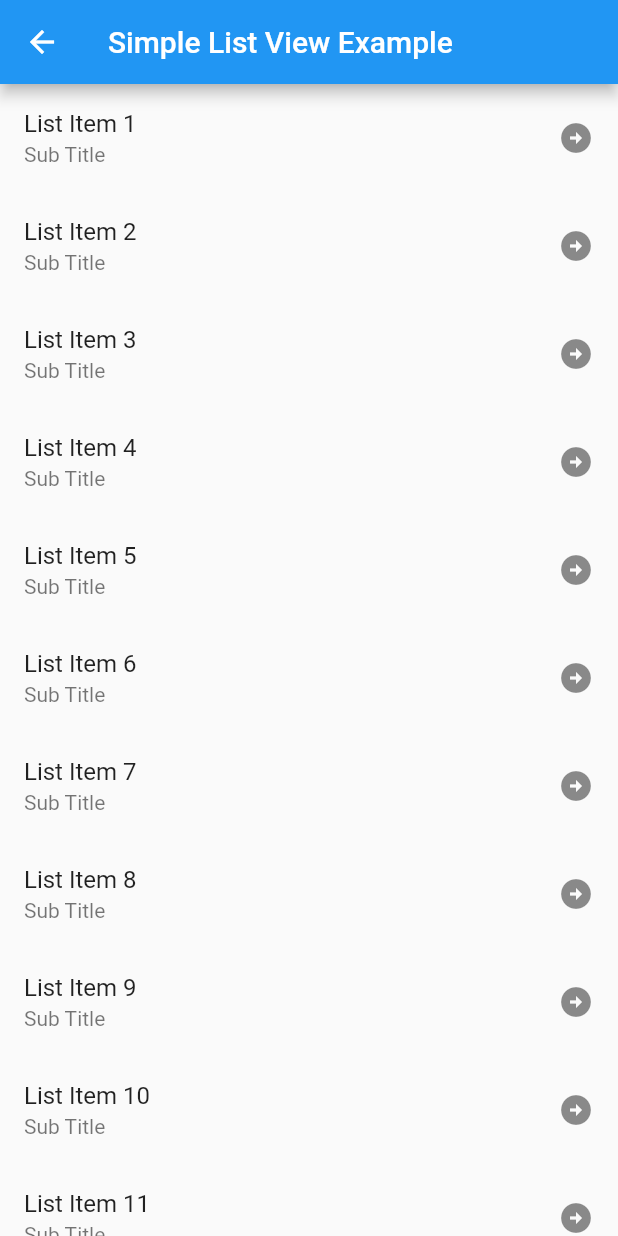
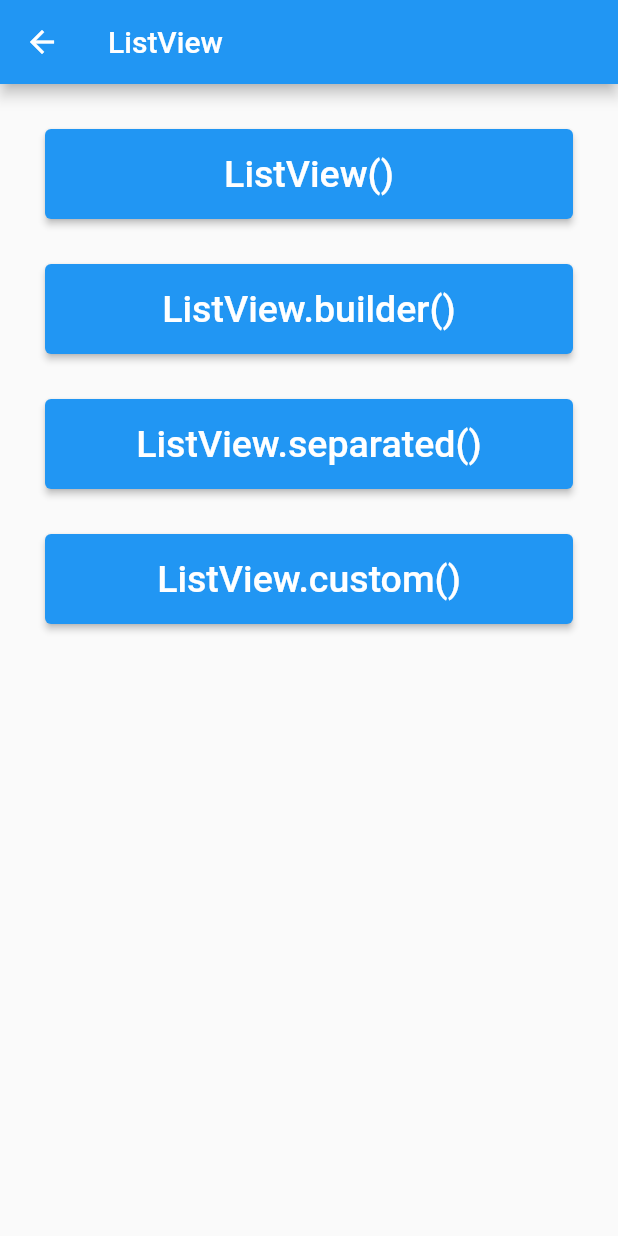
Before and after one commit to oussemanaffetyy/ListView-GridView-Flutter, a Flutter app: the screen it shows after launch, after a tap on "ListView Exemple", on a phone screen of 412 x 824 dp. Run offline on Flutter 3.47's test engine with Material 2 defaults, Android fonts, the light colour scheme and no system bars; network calls fail.

Commit message:
listview init

```diff
--- a/lib/Pages/ListView/ListViewBuilder_page.dart
+++ b/lib/Pages/ListView/MyListViewBuilderPage.dart
@@ -1,7 +1,7 @@
 import 'package:flutter/material.dart';
 
-class ListViewBuilder extends StatelessWidget {
-  ListViewBuilder({ Key? key }) : super(key: key);
+class MyListViewBuilder extends StatelessWidget {
+  MyListViewBuilder({ Key? key }) : super(key: key);
  final List<String> picturesUrl = <String>[
    'https://cdn.pixabay.com/photo/2022/02/03/18/49/blossoms-6991112_1280.jpg',
    'https://cdn.pixabay.com/photo/2022/02/03/18/49/blossoms-6991112_1280.jpg',
@@ -18,7 +18,7 @@ class ListViewBuilder extends StatelessWidget {
   Widget build(BuildContext context) {
     return Scaffold(
       appBar: AppBar(
-        title: Text("List View Builder Example"),
+        title: Text("List View Builder "),
       ),
       body: ListView.builder(
         padding: EdgeInsets.all(8),
--- a/lib/Pages/ListView_page.dart
+++ b/lib/Pages/ListView_page.dart
@@ -1,96 +1,86 @@
 import 'package:flutter/material.dart';
+import 'ListView/MyListViewPage.dart';
+import 'ListView/MyListViewBuilderPage.dart';
+import 'ListView/MyListViewCustomPage.dart';
+import 'ListView/MyListViewSeparatedPage.dart';
 
-class ListViewTest extends StatefulWidget {
+class MyListViewConstructorsPage extends StatefulWidget {
+  MyListViewConstructorsPage();
 
   @override
- _ListViewTestState  createState() => new _ListViewTestState();
+  _MyListViewConstructorsPage createState() =>
+      _MyListViewConstructorsPage();
 }
 
-class _ListViewTestState extends State<ListViewTest> {
+class _MyListViewConstructorsPage
+    extends State<MyListViewConstructorsPage> {
   @override
   Widget build(BuildContext context) {
-     return Scaffold(
-      appBar: AppBar(
-        title: Text("Simple List View Example"),
-      ),
-      body: ListView(
-        children: const [
-          ListTile(
-            trailing: Icon(Icons.arrow_circle_right),
-            subtitle: Text("Sub Title"),
-            title: Text("List Item 1"),
-          ),
-          ListTile(
-            trailing: Icon(Icons.arrow_circle_right),
-            subtitle: Text("Sub Title"),
-            title: Text("List Item 2"),
-          ),
-          ListTile(
-            trailing: Icon(Icons.arrow_circle_right),
-            subtitle: Text("Sub Title"),
-            title: Text("List Item 3"),
-          ),
-          ListTile(
-            trailing: Icon(Icons.arrow_circle_right),
-            subtitle: Text("Sub Title"),
-            title: Text("List Item 4"),
-          ),
-          ListTile(
-            trailing: Icon(Icons.arrow_circle_right),
-            subtitle: Text("Sub Title"),
-            title: Text("List Item 5"),
-          ),
-          ListTile(
-            trailing: Icon(Icons.arrow_circle_right),
-            subtitle: Text("Sub Title"),
-            title: Text("List Item 6"),
-          ),
-          ListTile(
-            trailing: Icon(Icons.arrow_circle_right),
-            subtitle: Text("Sub Title"),
-            title: Text("List Item 7"),
-          ),
-          ListTile(
-            trailing: Icon(Icons.arrow_circle_right),
-            subtitle: Text("Sub Title"),
-            title: Text("List Item 8"),
-          ),
-          ListTile(
-            trailing: Icon(Icons.arrow_circle_right),
-            subtitle: Text("Sub Title"),
-            title: Text("List Item 9"),
-          ),
-          ListTile(
-            trailing: Icon(Icons.arrow_circle_right),
-            subtitle: Text("Sub Title"),
-            title: Text("List Item 10"),
-          ),
-          ListTile(
-            trailing: Icon(Icons.arrow_circle_right),
-            subtitle: Text("Sub Title"),
-            title: Text("List Item 11"),
-          ),
-          ListTile(
-            trailing: Icon(Icons.arrow_circle_right),
-            subtitle: Text("Sub Title"),
-            title: Text("List Item 12"),
-          ),
-          ListTile(
-            trailing: Icon(Icons.arrow_circle_right),
-            subtitle: Text("Sub Title"),
-            title: Text("List Item 13"),
-          ),
-          ListTile(
-            trailing: Icon(Icons.arrow_circle_right),
-            subtitle: Text("Sub Title"),
-            title: Text("List Item 14"),
-          ),
-          ListTile(
-            trailing: Icon(Icons.arrow_circle_right),
-            subtitle: Text("Sub Title"),
-            title: Text("List Item 15"),
-          )
-        ],
+    return Scaffold(
+      appBar: AppBar(title: Text('ListView')),
+      body: Container(
+        margin: EdgeInsets.only(top: 15),
+        child: Column(
+          crossAxisAlignment: CrossAxisAlignment.center,
+          children: [
+            Container(
+                width: double.infinity,
+                height: 60,
+                margin: EdgeInsets.symmetric(horizontal: 30, vertical: 15),
+                child: ElevatedButton(
+                  child: Text('ListView()',
+                      style: TextStyle(color: Colors.white, fontSize: 25)),
+                  onPressed: () {
+                    Navigator.push(
+                        context,
+                        MaterialPageRoute(
+                            builder: (context) => MyListViewBuilder()));
+                  },
+                )),
+            Container(
+                width: double.infinity,
+                height: 60,
+                margin: EdgeInsets.symmetric(horizontal: 30, vertical: 15),
+                child: ElevatedButton(
+                  child: Text('ListView.builder()',
+                      style: TextStyle(color: Colors.white, fontSize: 25)),
+                  onPressed: () {
+                    Navigator.push(
+                        context,
+                        MaterialPageRoute(
+                            builder: (context) => MyListViewBuilder()));
+                  },
+                )),
+            Container(
+                width: double.infinity,
+                height: 60,
+                margin: EdgeInsets.symmetric(horizontal: 30, vertical: 15),
+                child: ElevatedButton(
+                  child: Text('ListView.separated()',
+                      style: TextStyle(color: Colors.white, fontSize: 25)),
+                  onPressed: () {
+                    Navigator.push(
+                        context,
+                        MaterialPageRoute(
+                            builder: (context) => MyListViewBuilder()));
+                  },
+                )),
+            Container(
+                width: double.infinity,
+                height: 60,
+                margin: EdgeInsets.symmetric(horizontal: 30, vertical: 15),
+                child: ElevatedButton(
+                  child: Text('ListView.custom()',
+                      style: TextStyle(color: Colors.white, fontSize: 25)),
+                  onPressed: () {
+                    Navigator.push(
+                        context,
+                        MaterialPageRoute(
+                            builder: (context) => MyListViewBuilder()));
+                  },
+                )),
+          ],
+        ),
       ),
     );
   }
--- a/lib/Pages/home_page.dart
+++ b/lib/Pages/home_page.dart
@@ -28,14 +28,16 @@ class _HomePageState extends State<HomePage> {
                 height: 60,
                 margin: EdgeInsets.symmetric(horizontal: 30, vertical: 15),
                 child: ElevatedButton(
+
                   onPressed: () {
                     Navigator.push(
                         context,
                         MaterialPageRoute(
-                            builder: (context) => ListViewTest()));
+                            builder: (context) => MyListViewConstructorsPage()));
                   },
-                  child: new Text(
+                  child:  Text(
                     "ListView Exemple",
+                    style: TextStyle(color: Colors.white, fontSize: 25)
                   ),
                 ),
               ),
@@ -52,6 +54,7 @@ class _HomePageState extends State<HomePage> {
                   },
                   child: new Text(
                     "GridView Exemple",
+                    style: TextStyle(color: Colors.white, fontSize: 25)
                   ),
                 ),
               ),
--- a/pubspec.yaml
+++ b/pubspec.yaml
@@ -19,7 +19,8 @@ publish_to: 'none' # Remove this line if you wish to publish to pub.dev
 version: 1.0.0+1
 
 environment:
-  sdk: '>=3.1.0-30.0.dev <4.0.0'
+  sdk: '>=2.14.0 <4.0.0'
+
 
 # Dependencies specify other packages that your package needs in order to work.
 # To automatically upgrade your package dependencies to the latest versions
```
Also changed, not shown: assets/Listview-example.gif (deleted), assets/gridView.png (added), assets/img.png (deleted), assets/listView.png (added), lib/Pages/ListView/MyListViewCustomPage.dart (added), lib/Pages/ListView/MyListViewPage.dart (added), lib/Pages/ListView/MyListViewSeparatedPage.dart (added), pubspec.lock.
